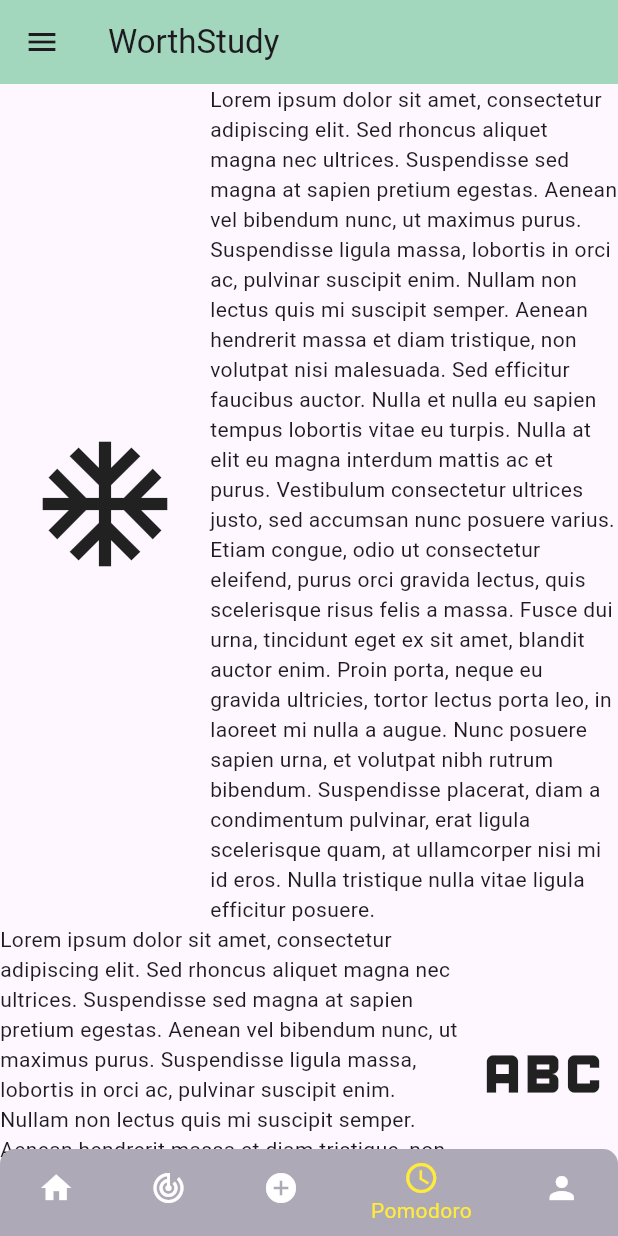
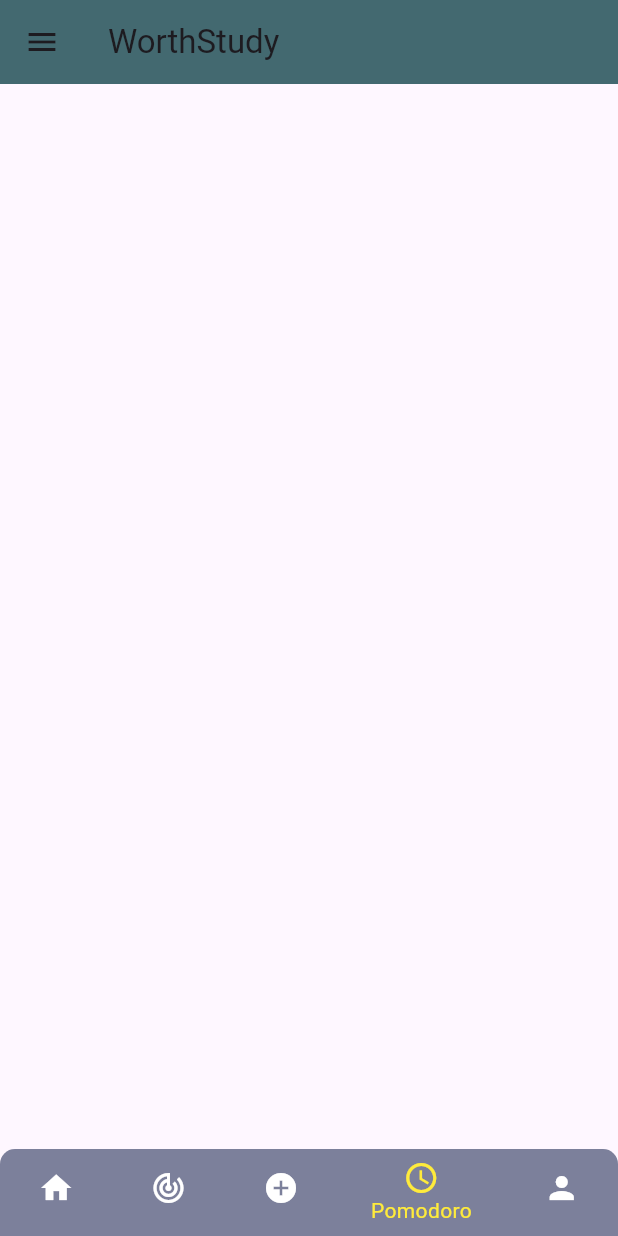
Before and after one commit to Henrique-Temponi/LDDM, a Flutter app: the screen it shows after launch, item 4 of the bottom bar chosen, on a phone screen of 412 x 824 dp. Run offline on Flutter 3.47's test engine with Material 3 defaults, Android fonts, the phone set to English and light mode, and no system bars; our stand-ins replace sqflite, sqflite_common_ffi; accounts and stored records are empty.

Commit message:
Refatora valores para funcao global

```diff
--- a/lib/global/global_values.dart
+++ b/lib/global/global_values.dart
@@ -1,3 +1,11 @@
+import 'package:flutter/material.dart';
+
 class GlobalValues {
   static const int iconValue = 0xe51c;
+  static const Color corHeaderPrincipal = Color.fromARGB(188, 1, 54, 61);
+  static const Color corBottomNavHome = Color.fromARGB(146, 0, 0, 0);
+  static const Color corBottomNavMetas = Color.fromARGB(255, 228, 10, 64);
+  static const Color corBottomNavAddMeta = Color.fromARGB(255, 235, 9, 186);
+  static const Color corBottomNavPomodoro = Color.fromARGB(255, 124, 128, 155);
+  static const Color corBottomNavPerfil = Color.fromARGB(255, 123, 7, 233);
 }
--- a/lib/main.dart
+++ b/lib/main.dart
@@ -1,8 +1,9 @@
 import 'package:flutter/material.dart';
 import 'package:lddm/cadastro.dart';
+import 'package:lddm/global/global_values.dart';
 import 'package:lddm/home.dart';
 import 'package:lddm/metas.dart';
-import 'package:lddm/sobre.dart';
+import 'package:lddm/pomodoro.dart';
 import 'package:lddm/sql_helper.dart';
 import 'package:sqflite_common_ffi/sqflite_ffi.dart';
 import 'adicionar_meta.dart';
@@ -40,7 +41,7 @@ class _InicioState extends State<Inicio> {
     Home(),
     Meta(),
     AdicionarMeta(),
-    Sobre(),
+    Pomodoro(),
     Cadastro(),
   ];
 
@@ -56,7 +57,7 @@ class _InicioState extends State<Inicio> {
         appBar: AppBar(
           // title: const Center(child: Text("WorthStudy")),
           title: const Text("WorthStudy"),
-          backgroundColor: const Color.fromARGB(120, 59, 178, 115),
+          backgroundColor: GlobalValues.corHeaderPrincipal,
           shadowColor: Theme.of(context).colorScheme.shadow,
         ),
         drawer: Drawer(
@@ -92,23 +93,23 @@ class _InicioState extends State<Inicio> {
                 BottomNavigationBarItem(
                     icon: Icon(Icons.home),
                     label: "Inicio",
-                    backgroundColor: Color.fromARGB(255, 124, 128, 155)),
+                    backgroundColor: GlobalValues.corBottomNavHome),
                 BottomNavigationBarItem(
                     icon: Icon(Icons.track_changes),
                     label: "Metas",
-                    backgroundColor: Color.fromARGB(255, 169, 175, 209)),
+                    backgroundColor: GlobalValues.corBottomNavMetas),
                 BottomNavigationBarItem(
                     icon: Icon(Icons.add_circle),
                     label: "Adicionar Meta",
-                    backgroundColor: Color.fromARGB(255, 161, 205, 244)),
+                    backgroundColor: GlobalValues.corBottomNavAddMeta),
                 BottomNavigationBarItem(
                     icon: Icon(Icons.schedule),
                     label: "Pomodoro",
-                    backgroundColor: Color.fromARGB(255, 173, 169, 183)),
+                    backgroundColor: GlobalValues.corBottomNavPomodoro),
                 BottomNavigationBarItem(
                     icon: Icon(Icons.person),
                     label: "Perfil",
-                    backgroundColor: Color.fromARGB(255, 39, 62, 71))
+                    backgroundColor: GlobalValues.corBottomNavPerfil)
               ],
             ),
           ),
--- /dev/null
+++ b/lib/pomodoro.dart
@@ -0,0 +1,17 @@
+import 'package:flutter/material.dart';
+
+class Pomodoro extends StatefulWidget {
+  const Pomodoro({super.key});
+
+  @override
+  _PomodoroState createState() => _PomodoroState();
+}
+
+class _PomodoroState extends State<Pomodoro> {
+  @override
+  Widget build(BuildContext context) {
+    return Column(
+      children: <Widget>[Container()],
+    );
+  }
+}
--- a/lib/sobre.dart
+++ /dev/null
@@ -1,47 +0,0 @@
-import 'package:flutter/material.dart';
-
-class Sobre extends StatefulWidget {
-  const Sobre({super.key});
-
-  @override
-  _SobreState createState() => _SobreState();
-}
-
-class _SobreState extends State<Sobre> {
-  @override
-  Widget build(BuildContext context) {
-    return Column(
-      children: <Widget>[
-        Container(
-          // decoration: BoxDecoration(border: Border.all(color: Colors.black)),
-          child: const Row(
-            mainAxisAlignment: MainAxisAlignment.spaceEvenly,
-            children: <Widget>[
-              Padding(
-                padding: EdgeInsets.all(20),
-                child: Icon(
-                  Icons.ac_unit_sharp,
-                  size: 100.0,
-                ),
-              ),
-              Expanded(
-                  child: Text(
-                "Lorem ipsum dolor sit amet, consectetur adipiscing elit. Sed rhoncus aliquet magna nec ultrices. Suspendisse sed magna at sapien pretium egestas. Aenean vel bibendum nunc, ut maximus purus. Suspendisse ligula massa, lobortis in orci ac, pulvinar suscipit enim. Nullam non lectus quis mi suscipit semper. Aenean hendrerit massa et diam tristique, non volutpat nisi malesuada. Sed efficitur faucibus auctor. Nulla et nulla eu sapien tempus lobortis vitae eu turpis. Nulla at elit eu magna interdum mattis ac et purus. Vestibulum consectetur ultrices justo, sed accumsan nunc posuere varius. Etiam congue, odio ut consectetur eleifend, purus orci gravida lectus, quis scelerisque risus felis a massa. Fusce dui urna, tincidunt eget ex sit amet, blandit auctor enim. Proin porta, neque eu gravida ultricies, tortor lectus porta leo, in laoreet mi nulla a augue. Nunc posuere sapien urna, et volutpat nibh rutrum bibendum. Suspendisse placerat, diam a condimentum pulvinar, erat ligula scelerisque quam, at ullamcorper nisi mi id eros. Nulla tristique nulla vitae ligula efficitur posuere. ",
-                overflow: TextOverflow.clip,
-              ))
-            ],
-          ),
-        ),
-        const Row(children: [
-          Expanded(
-              child: Text(
-                  "Lorem ipsum dolor sit amet, consectetur adipiscing elit. Sed rhoncus aliquet magna nec ultrices. Suspendisse sed magna at sapien pretium egestas. Aenean vel bibendum nunc, ut maximus purus. Suspendisse ligula massa, lobortis in orci ac, pulvinar suscipit enim. Nullam non lectus quis mi suscipit semper. Aenean hendrerit massa et diam tristique, non volutpat nisi malesuada. Sed efficitur faucibus auctor.")),
-          Icon(
-            Icons.abc,
-            size: 100.0,
-          )
-        ])
-      ],
-    );
-  }
-}
```
